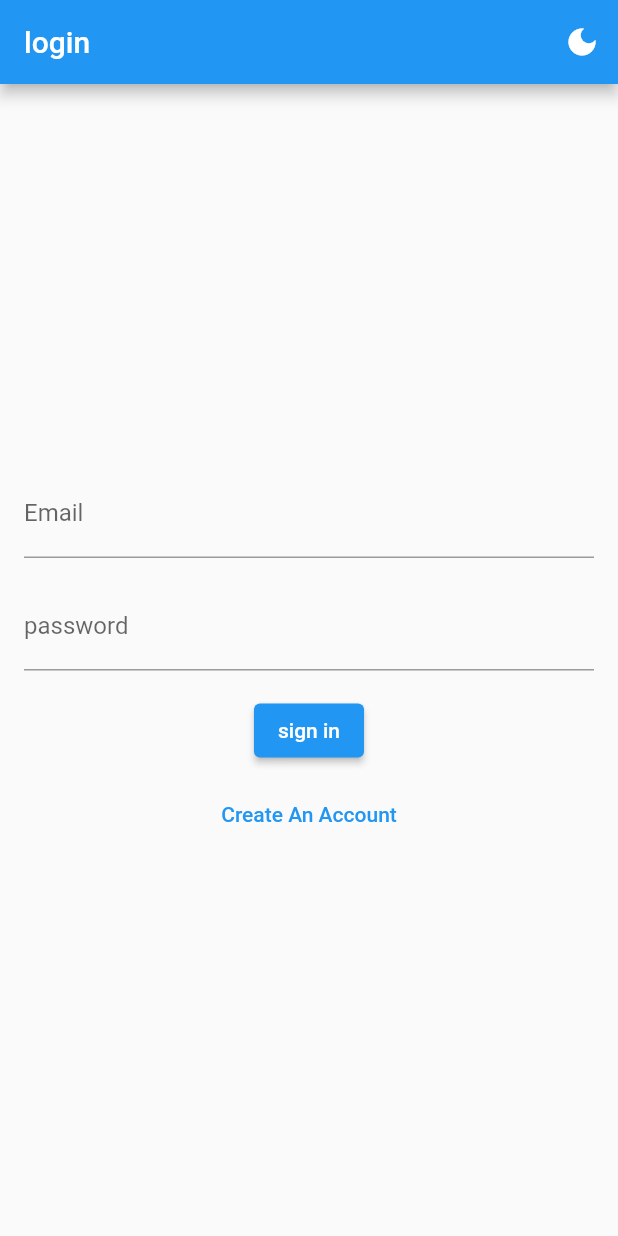
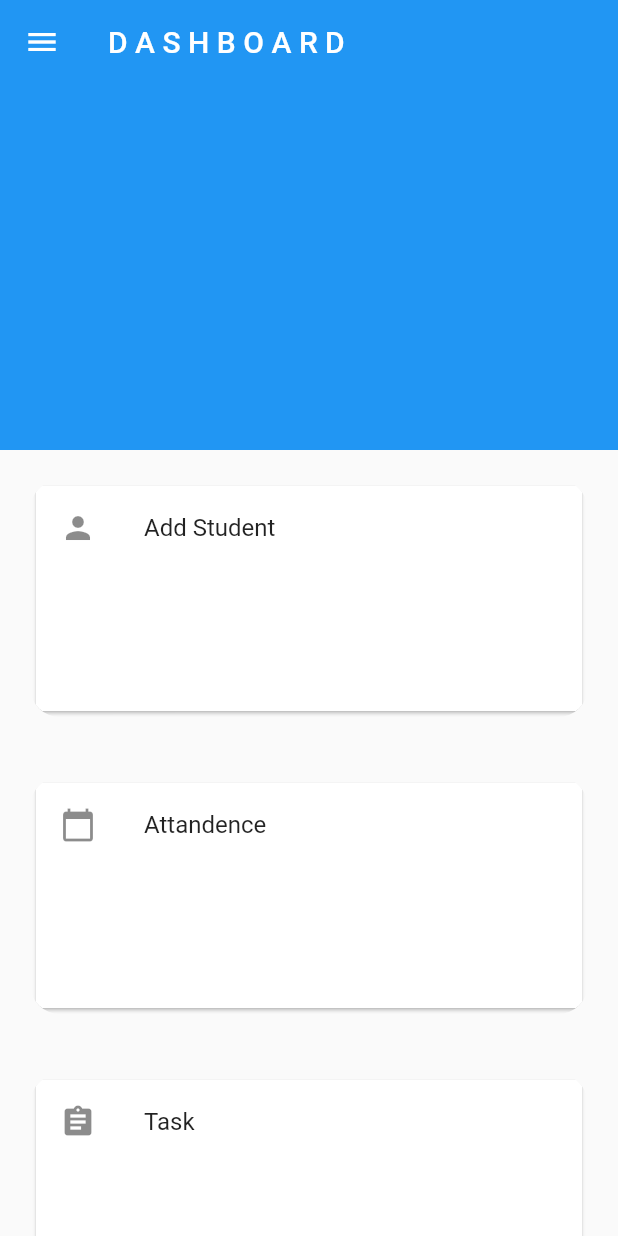
Before and after one commit to ArunKuleri/getx, a Flutter app: the screen it shows after launch, after a tap on "sign in", on a phone screen of 412 x 824 dp. Run offline on Flutter 3.47's test engine with Material 2 defaults, Android fonts, the phone set to English and light mode, and no system bars; our stand-ins replace firebase_auth, firebase_core, get; missing offline and left inert: dart:ffi; accounts and stored records are empty; network calls fail.

```diff
--- a/lib/view/loginpage.dart
+++ b/lib/view/loginpage.dart
@@ -2,6 +2,7 @@ import 'dart:ffi';
 
 import 'package:flutter/material.dart';
 import 'package:flutter_application_1/controller/user.dart';
+import 'package:flutter_application_1/view/studentd/dashbord.dart';
 import 'package:get/get.dart';
 
 class LoginPage extends StatelessWidget {
@@ -9,17 +10,43 @@ class LoginPage extends StatelessWidget {
   final TextEditingController emailController = TextEditingController();
   final TextEditingController passwordController = TextEditingController();
   final RxBool showSignupForm = false.obs;
+  final GlobalKey<FormState> _formKey = GlobalKey<FormState>();
+  String? _validateEmail(String? value) {
+    if (value == null || value.isEmpty) {
+      return 'please enter your email';
+    }
+    return null;
+  }
+
+  String? _validatePassword(String? value) {
+    if (value == null || value.isEmpty) {
+      return 'please enter your email';
+    }
+    return null;
+  }
 
   @override
   Widget build(BuildContext context) {
     return Scaffold(
       body: Padding(
         padding: EdgeInsets.all(16.0),
+        child: SingleChildScrollView(
+          child: Form(
+            key: _formKey,
             child: Column(
               mainAxisAlignment: MainAxisAlignment.center,
               children: [
-            TextField(
+                Text(
+                  "Welcome!!",
+                  style: TextStyle(fontWeight: FontWeight.bold, fontSize: 36),
+                ),
+                Icon(
+                  Icons.people,
+                  size: 150,
+                ),
+                TextFormField(
                   controller: emailController,
+                  validator: _validateEmail,
                   decoration: InputDecoration(
                     labelText: "Email",
                   ),
@@ -27,8 +54,9 @@ class LoginPage extends StatelessWidget {
                 SizedBox(
                   height: 16.0,
                 ),
-            TextField(
+                TextFormField(
                   controller: passwordController,
+                  validator: _validatePassword,
                   decoration: InputDecoration(
                     labelText: "password",
                   ),
@@ -41,10 +69,13 @@ class LoginPage extends StatelessWidget {
                   return showSignupForm.value
                       ? ElevatedButton(
                           onPressed: () {
+                            if (_formKey.currentState!.validate()) {
                               userController.signInWithEmailAndPassword(
                                 emailController.text,
                                 passwordController.text,
                               );
+                              Get.to(() => Dashboard());
+                            }
                           },
                           child: Text("Sign Up"),
                         )
@@ -52,6 +83,7 @@ class LoginPage extends StatelessWidget {
                           onPressed: () {
                             userController.signInWithEmailAndPassword(
                                 emailController.text, passwordController.text);
+                            Get.to(() => Dashboard());
                           },
                           child: Text("sign in"),
                         );
@@ -69,6 +101,8 @@ class LoginPage extends StatelessWidget {
               ],
             ),
           ),
+        ),
+      ),
     );
   }
 }
--- /dev/null
+++ b/lib/view/studentd/dashbord.dart
@@ -0,0 +1,113 @@
+import 'package:flutter/material.dart';
+
+class Dashboard extends StatelessWidget {
+  @override
+  Widget build(BuildContext context) {
+    return Scaffold(
+      body: CustomScrollView(
+        slivers: [
+          SliverAppBar(
+            leading: Icon(Icons.menu),
+            title: Text("D A S H B O A R D"),
+            expandedHeight: 300,
+          ),
+          SliverToBoxAdapter(
+            child: Padding(
+              padding: const EdgeInsets.all(20.0),
+              child: ClipRRect(
+                borderRadius: BorderRadius.circular(20),
+                child: Card(
+                  child: Container(
+                    height: 150,
+                    width: 150,
+                    child: ListTile(
+                      leading: Icon(Icons.person),
+                      title: Text("Add Student"),
+                      onTap: () {},
+                    ),
+                  ),
+                ),
+              ),
+            ),
+          ),
+          SliverToBoxAdapter(
+            child: Padding(
+              padding: const EdgeInsets.all(20.0),
+              child: ClipRRect(
+                borderRadius: BorderRadius.circular(20),
+                child: Card(
+                  child: Container(
+                    height: 150,
+                    width: 150,
+                    child: ListTile(
+                      leading: Icon(Icons.calendar_today),
+                      title: Text("Attandence"),
+                      onTap: () {},
+                    ),
+                  ),
+                ),
+              ),
+            ),
+          ),
+          SliverToBoxAdapter(
+            child: Padding(
+              padding: const EdgeInsets.all(20.0),
+              child: ClipRRect(
+                borderRadius: BorderRadius.circular(20),
+                child: Card(
+                  child: Container(
+                    height: 150,
+                    width: 150,
+                    child: ListTile(
+                      leading: Icon(Icons.assignment),
+                      title: Text("Task"),
+                      onTap: () {},
+                    ),
+                  ),
+                ),
+              ),
+            ),
+          ),
+          SliverToBoxAdapter(
+            child: Padding(
+              padding: const EdgeInsets.all(20.0),
+              child: ClipRRect(
+                borderRadius: BorderRadius.circular(20),
+                child: Card(
+                  child: Container(
+                    height: 150,
+                    width: 150,
+                    child: ListTile(
+                      leading: Icon(Icons.assignment_turned_in),
+                      title: Text("Assignments"),
+                      onTap: () {},
+                    ),
+                  ),
+                ),
+              ),
+            ),
+          ),
+          SliverToBoxAdapter(
+            child: Padding(
+              padding: const EdgeInsets.all(20.0),
+              child: ClipRRect(
+                borderRadius: BorderRadius.circular(20),
+                child: Card(
+                  child: Container(
+                    height: 150,
+                    width: 150,
+                    child: ListTile(
+                      leading: Icon(Icons.attach_money),
+                      title: Text("Fees"),
+                      onTap: () {},
+                    ),
+                  ),
+                ),
+              ),
+            ),
+          ),
+        ],
+      ),
+    );
+  }
+}
```
Lines whose indentation alone changed are shown as unchanged.
